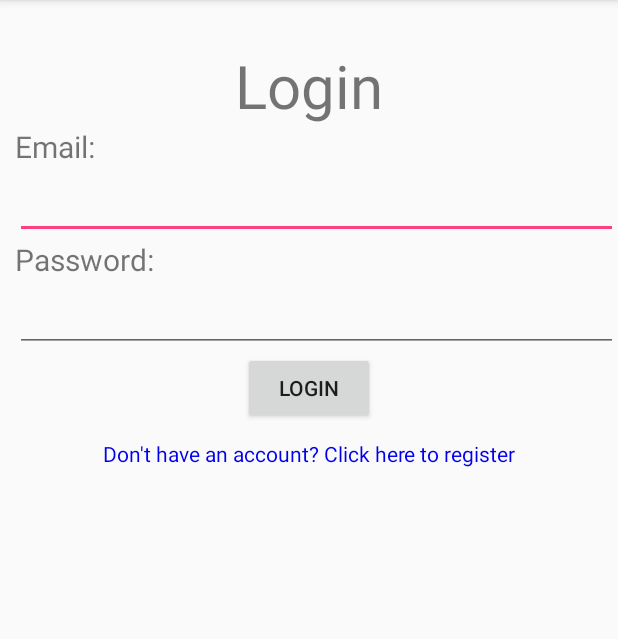
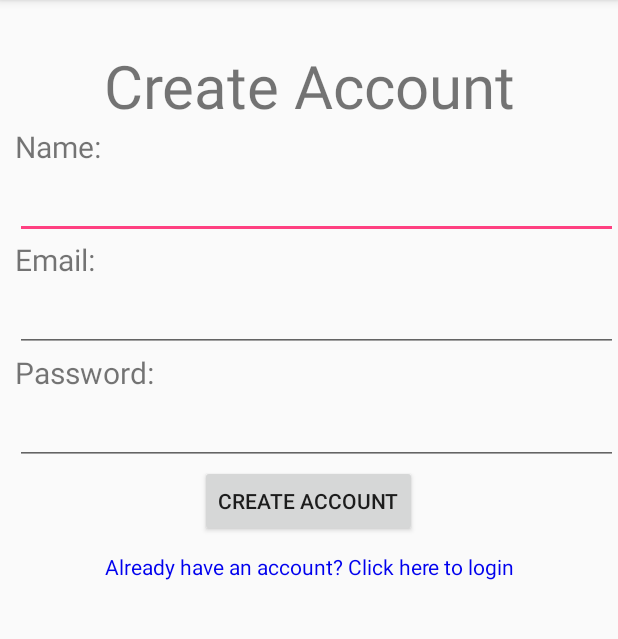
Before and after one commit to pmh192/Tourneynizer, an Android app: the screen it shows after launch (MainActivity before the commit, RegisterActivity after it), after a tap on an icon or button, on a phone screen of 412 x 824 dp, the part 84-723 px from its top. Run offline under Robolectric (Android 15) with nearby library versions, the phone set to English and light mode, and no system bars.

Commit message:
Added registerAccount activity
Created xml layout for user to register for an account
Added link between login and register activities programmically
Renamed old main activity to login activity to better reflect usage

```diff
--- a/android/app/src/main/AndroidManifest.xml
+++ b/android/app/src/main/AndroidManifest.xml
@@ -9,12 +9,14 @@
         android:roundIcon="@mipmap/ic_launcher_round"
         android:supportsRtl="true"
         android:theme="@style/AppTheme">
-        <activity android:name=".MainActivity">
+        <activity android:name=".LoginActivity">
             <intent-filter>
                 <action android:name="android.intent.action.MAIN" />
+
                 <category android:name="android.intent.category.LAUNCHER" />
             </intent-filter>
         </activity>
+        <activity android:name=".RegisterActivity"></activity>
     </application>
 
 </manifest>
--- a/android/app/src/main/java/com/tourneynizer/tourneynizer/MainActivity.java
+++ b/android/app/src/main/java/com/tourneynizer/tourneynizer/LoginActivity.java
@@ -1,22 +1,23 @@
 package com.tourneynizer.tourneynizer;
 
+import android.content.Intent;
 import android.os.Bundle;
 import android.support.v7.app.AppCompatActivity;
 import android.text.Editable;
 import android.view.View;
 import android.widget.EditText;
 
-public class MainActivity extends AppCompatActivity {
+public class LoginActivity extends AppCompatActivity {
 
     @Override
     protected void onCreate(Bundle savedInstanceState) {
         super.onCreate(savedInstanceState);
-        setContentView(R.layout.activity_main);
+        setContentView(R.layout.activity_login);
         View loginButton = findViewById(R.id.loginButton);
         loginButton.setOnClickListener(new View.OnClickListener() {
             @Override
             public void onClick(View view) {
-                Editable usernameText = ((EditText) findViewById(R.id.username)).getText();
+                Editable usernameText = ((EditText) findViewById(R.id.email)).getText();
                 Editable passwordText = ((EditText) findViewById(R.id.password)).getText();
                 // Check to see if username and password are valid
                 // if so, advance to next activity (home page of app)
@@ -28,7 +29,12 @@ public class MainActivity extends AppCompatActivity {
             @Override
             public void onClick(View view) {
                 // switch activity to create account activity
+                startActivity(RegisterActivity.class);
             }
         });
     }
+
+    private void startActivity(Class<?> c) {
+        startActivity(new Intent(this, c));
+    }
 }
--- /dev/null
+++ b/android/app/src/main/java/com/tourneynizer/tourneynizer/RegisterActivity.java
@@ -0,0 +1,41 @@
+package com.tourneynizer.tourneynizer;
+
+import android.content.Intent;
+import android.support.v7.app.AppCompatActivity;
+import android.os.Bundle;
+import android.text.Editable;
+import android.view.View;
+import android.widget.EditText;
+
+public class RegisterActivity extends AppCompatActivity {
+
+    @Override
+    protected void onCreate(Bundle savedInstanceState) {
+        super.onCreate(savedInstanceState);
+        setContentView(R.layout.activity_register);
+        View registerButton = findViewById(R.id.registerButton);
+        registerButton.setOnClickListener(new View.OnClickListener() {
+            @Override
+            public void onClick(View view) {
+                Editable nameText = ((EditText) findViewById(R.id.name)).getText();
+                Editable usernameText = ((EditText) findViewById(R.id.email)).getText();
+                Editable passwordText = ((EditText) findViewById(R.id.password)).getText();
+                // attempt to create account through info by sending data to back end
+                // if works, advance to next activity (home page of app)
+                // if not, display error message
+            }
+        });
+        View registerAccountLink = findViewById(R.id.loginLink);
+        registerAccountLink.setOnClickListener(new View.OnClickListener() {
+            @Override
+            public void onClick(View view) {
+                // switch activity to create account activity
+                startActivity(LoginActivity.class);
+            }
+        });
+    }
+
+    private void startActivity(Class<?> c) {
+        startActivity(new Intent(this, c));
+    }
+}
--- a/android/app/src/main/res/layout/activity_main.xml
+++ b/android/app/src/main/res/layout/activity_login.xml
@@ -25,7 +25,7 @@
 		android:inputType="textEmailAddress"
 		android:layout_marginStart="10dp"
 		android:textSize="20sp"
-		android:id="@+id/username"
+		android:id="@+id/email"
 		/>
 
 	<TextView
--- /dev/null
+++ b/android/app/src/main/res/layout/activity_register.xml
@@ -0,0 +1,88 @@
+<?xml version="1.0" encoding="utf-8"?>
+<LinearLayout xmlns:android="http://schemas.android.com/apk/res/android"
+    android:layout_height="match_parent"
+    android:layout_width="match_parent"
+    android:orientation="vertical">
+
+    <TextView
+        android:layout_width="match_parent"
+        android:layout_height="wrap_content"
+        android:text="@string/createAccount"
+        android:textAlignment="center"
+        android:layout_marginTop="30dp"
+        android:textSize="40sp"/>
+
+    <TextView
+        android:layout_width="match_parent"
+        android:layout_height="wrap_content"
+        android:layout_marginStart="10dp"
+        android:text="@string/namePrompt"
+        android:textSize="20sp" />
+
+    <EditText
+        android:layout_width="match_parent"
+        android:layout_height="wrap_content"
+        android:inputType="textEmailAddress"
+        android:layout_marginStart="10dp"
+        android:textSize="20sp"
+        android:id="@+id/name"
+        />
+
+    <TextView
+        android:layout_width="match_parent"
+        android:layout_height="wrap_content"
+        android:layout_marginStart="10dp"
+        android:text="@string/emailPrompt"
+        android:textSize="20sp" />
+
+    <EditText
+        android:layout_width="match_parent"
+        android:layout_height="wrap_content"
+        android:inputType="textEmailAddress"
+        android:layout_marginStart="10dp"
+        android:textSize="20sp"
+        android:id="@+id/email"
+        />
+
+    <TextView
+        android:layout_width="match_parent"
+        android:layout_height="wrap_content"
+        android:layout_marginStart="10dp"
+        android:text="@string/passwordPrompt"
+        android:textSize="20sp" />
+
+    <EditText
+        android:layout_width="match_parent"
+        android:layout_height="wrap_content"
+        android:inputType="textPassword"
+        android:layout_marginStart="10dp"
+        android:textSize="20sp"
+        android:id="@+id/password"
+        />
+
+    <RelativeLayout
+        android:layout_width="match_parent"
+        android:layout_height="wrap_content">
+
+        <Button
+            android:layout_width="wrap_content"
+            android:layout_height="wrap_content"
+            android:text="@string/createAccount"
+            android:layout_centerInParent="true"
+            android:id="@+id/registerButton"
+            />
+
+    </RelativeLayout>
+
+    <TextView
+        android:layout_width="match_parent"
+        android:layout_height="wrap_content"
+        android:text="@string/loginPrompt"
+        android:textAlignment="center"
+        android:clickable="true"
+        android:focusable="true"
+        android:layout_marginTop="10dp"
+        android:textColor="@color/clickableText"
+        android:id="@+id/loginLink"
+        />
+</LinearLayout>
--- a/android/app/src/main/res/values/strings.xml
+++ b/android/app/src/main/res/values/strings.xml
@@ -1,8 +1,10 @@
 <resources>
     <string name="app_name">Tourneynizer</string>
     <string name="login">Login</string>
+    <string name="createAccount">Create Account</string>
     <string name="emailPrompt">Email:</string>
     <string name="passwordPrompt">Password:</string>
     <string name="namePrompt">Name:</string>
     <string name="registerAccountPrompt">Don\'t have an account? Click here to register</string>
+    <string name="loginPrompt">Already have an account? Click here to login</string>
 </resources>
```
